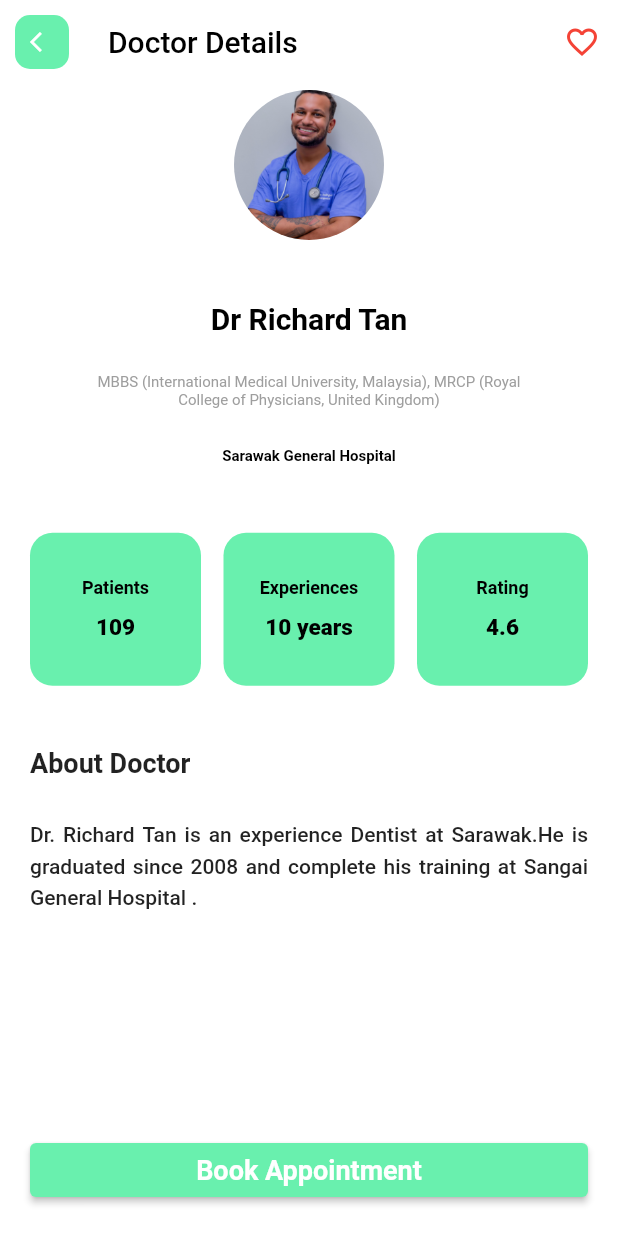
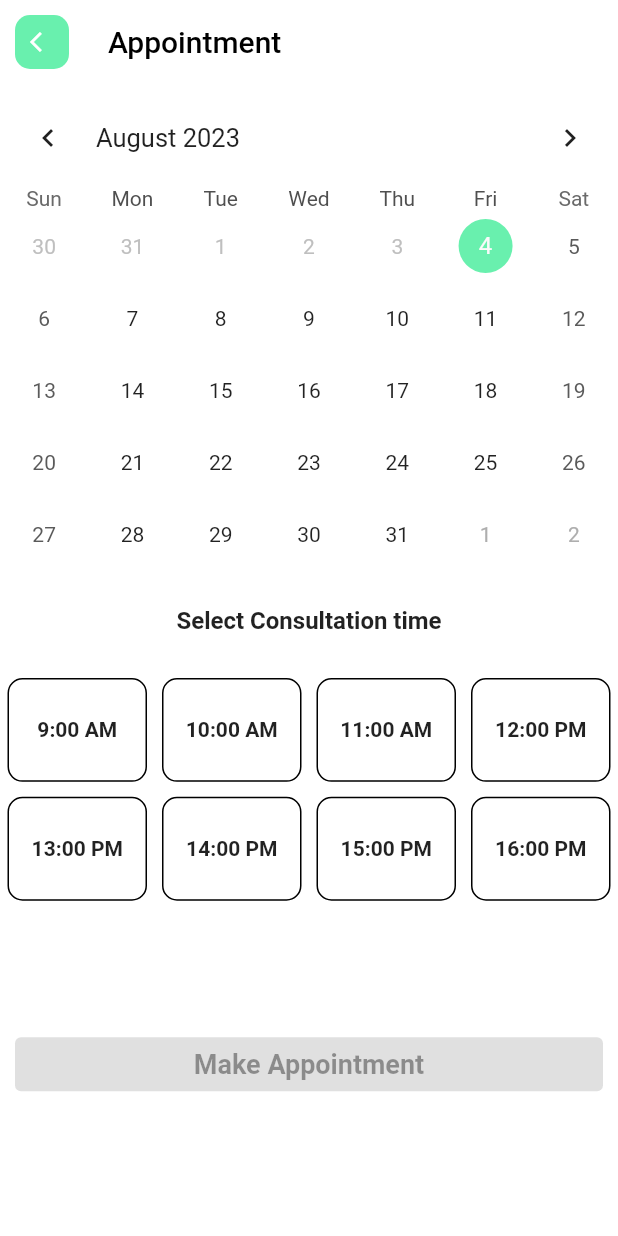
Before and after one commit to ishasib/fdoctor, a Flutter app: the DoctorDetails screen opened by its route, after a tap on "Book Appointment", on a phone screen of 412 x 824 dp. Run offline on Flutter 3.47's test engine with Material 2 defaults, Android fonts, the phone set to English and light mode, and no system bars; drawn by our look-alikes of table_calendar; our stand-ins replace font_awesome_flutter, lottie.

Commit message:
Four Commit

```diff
--- a/lib/main.dart
+++ b/lib/main.dart
@@ -1,6 +1,8 @@
 import 'package:fdoctor/main_layout.dart';
 import 'package:fdoctor/screens/auth_page.dart';
+import 'package:fdoctor/screens/booking_page.dart';
 import 'package:fdoctor/screens/doctor_details.dart';
+import 'package:fdoctor/screens/success_booked.dart';
 import 'package:fdoctor/utils/config.dart';
 import 'package:flutter/material.dart';
 
@@ -51,6 +53,8 @@
 
         'main': (context) => const MainLayout(),
         'doc_details': (context) => const DoctorDetails(),
+        'booking_page': (context) => BookingPage(),
+        'success_booking': (context) => const AppointmentBooked(),
       },
     );
   }
--- /dev/null
+++ b/lib/screens/booking_page.dart
@@ -0,0 +1,166 @@
+import 'package:fdoctor/components/button.dart';
+import 'package:flutter/material.dart';
+import 'package:font_awesome_flutter/font_awesome_flutter.dart';
+import 'package:table_calendar/table_calendar.dart';
+
+import '../components/custom_appbar.dart';
+import '../utils/config.dart';
+
+class BookingPage extends StatefulWidget {
+  const BookingPage({Key? key}) : super(key: key);
+  @override
+  State<BookingPage> createState() => _BookingPageState();
+}
+
+class _BookingPageState extends State<BookingPage> {
+  //declaration
+  CalendarFormat _format = CalendarFormat.month;
+  DateTime _focusDay = DateTime.now();
+  DateTime _currentDay = DateTime.now();
+  int? _currentIndex;
+  bool _isWeekend = false;
+  bool _dateSelected = false;
+  bool _timeSelected = false;
+  @override
+  Widget build(BuildContext context) {
+    Config().init(context);
+    return Scaffold(
+      appBar: CustomAppBar(
+        appTitle: 'Appointment',
+        icon: const FaIcon(Icons.arrow_back_ios),
+      ),
+      body: CustomScrollView(
+        slivers: <Widget>[
+          SliverToBoxAdapter(
+            child: Column(
+              children: <Widget>[
+                //display table calendar here
+                _tableCalendar(),
+                const Padding(
+                  padding: EdgeInsets.symmetric(horizontal: 10, vertical: 24),
+                  child: Center(
+                    child: Text(
+                      'Select Consultation time',
+                      style: TextStyle(
+                        fontWeight: FontWeight.bold,
+                        fontSize: 16,
+                      ),
+                    ),
+                  ),
+                ),
+              ],
+            ),
+          ),
+          _isWeekend
+              ? SliverToBoxAdapter(
+                  child: Container(
+                  padding:
+                      const EdgeInsets.symmetric(horizontal: 10, vertical: 20),
+                  alignment: Alignment.center,
+                  child: const Text(
+                    'Weekend is not available, please select another date',
+                    style: TextStyle(
+                      fontSize: 14,
+                      fontWeight: FontWeight.bold,
+                      color: Colors.grey,
+                    ),
+                  ),
+                ))
+              : SliverGrid(
+                  delegate: SliverChildBuilderDelegate(
+                    (context, index) {
+                      return InkWell(
+                        splashColor: Colors.transparent,
+                        onTap: () {
+                          setState(() {
+                            //when selected ,update the current index and set time selected to true
+                            _currentIndex = index;
+                            _timeSelected = true;
+                          });
+                        },
+                        child: Container(
+                          margin: const EdgeInsets.all(5),
+                          decoration: BoxDecoration(
+                            border: Border.all(
+                                color: _currentIndex == index
+                                    ? Colors.white
+                                    : Colors.black),
+                            borderRadius: BorderRadius.circular(10),
+                            color: _currentIndex == index
+                                ? Config.primarycolor
+                                : null,
+                          ),
+                          alignment: Alignment.center,
+                          child: Text(
+                            '${index + 9}:00 ${index + 9 > 11 ? "PM" : "AM"}',
+                            style: TextStyle(
+                              fontWeight: FontWeight.bold,
+                              color:
+                                  _currentIndex == index ? Colors.white : null,
+                            ),
+                          ),
+                        ),
+                      );
+                    },
+                    childCount: 8,
+                  ),
+                  gridDelegate: const SliverGridDelegateWithFixedCrossAxisCount(
+                      crossAxisCount: 4, childAspectRatio: 1.3),
+                ),
+          SliverToBoxAdapter(
+            child: Container(
+              padding: const EdgeInsets.symmetric(horizontal: 10, vertical: 80),
+              child: Button(
+                width: double.infinity,
+                title: 'Make Appointment',
+                onPressed: () {
+                  Navigator.of(context).pushNamed('success_booking');
+                },
+                disable: _timeSelected && _dateSelected ? false : true,
+              ),
+            ),
+          ),
+        ],
+      ),
+    );
+  }
+
+  //table calendar
+  Widget _tableCalendar() {
+    return TableCalendar(
+      focusedDay: _focusDay,
+      firstDay: DateTime.now(),
+      lastDay: DateTime(2023, 12, 31),
+      calendarFormat: _format,
+      currentDay: _currentDay,
+      rowHeight: 48,
+      calendarStyle: const CalendarStyle(
+        todayDecoration:
+            BoxDecoration(color: Config.primarycolor, shape: BoxShape.circle),
+      ),
+      availableCalendarFormats: const {
+        CalendarFormat.month: 'Month',
+      },
+      onFormatChanged: (format) {
+        setState(() {
+          _format = format;
+        });
+      },
+      onDaySelected: (selectedDay, focusedDay) {
+        setState(() {
+          _currentDay = selectedDay;
+          _focusDay = focusedDay;
+          _dateSelected = true;
+          //check if weekend is selected
+          if (selectedDay.weekday == 6 || selectedDay.weekday == 7) {
+            _isWeekend = true;
+            _timeSelected = false;
+            _currentIndex = null;
+          } else {
+            _isWeekend = false;
+          }
+        });
+      },
+    );
+  }
+}
--- a/lib/screens/doctor_details.dart
+++ b/lib/screens/doctor_details.dart
@@ -47,6 +47,7 @@
               title: 'Book Appointment',
               onPressed: () {
                 //navigate to booking page
+                Navigator.of(context).pushNamed('booking_page');
               },
               disable: false,
             ),
```
Also changed, not shown: assets/success.json (added, +1 -0 lines), lib/screens/success_booked.dart (added, +48 -0 lines).
